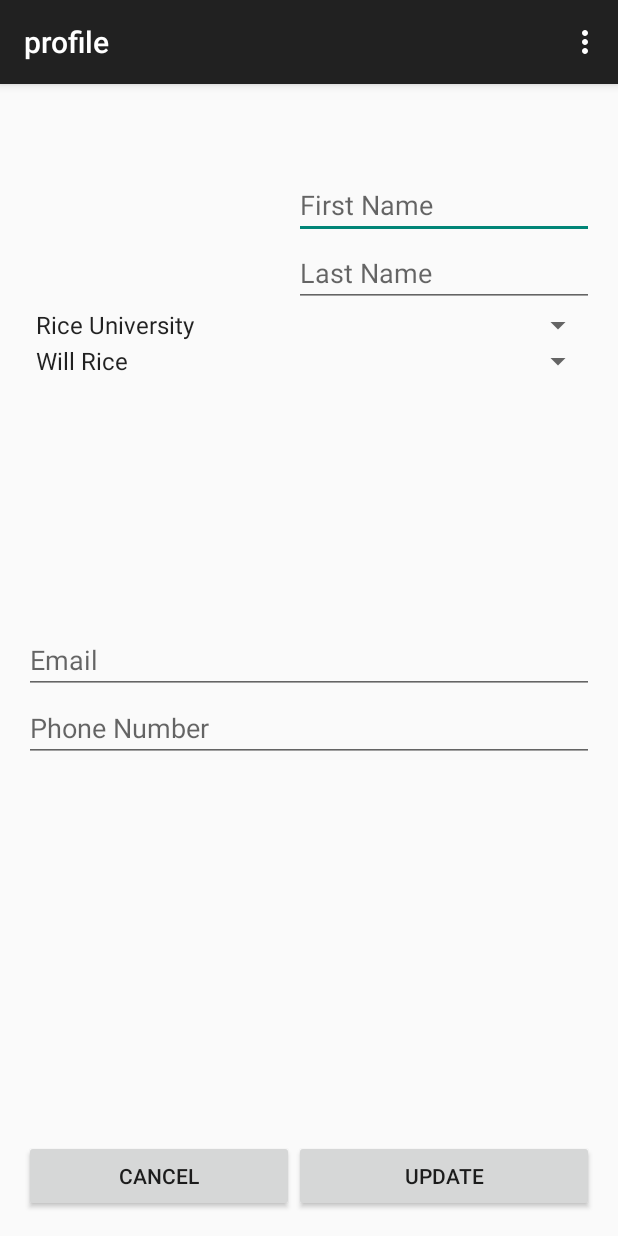
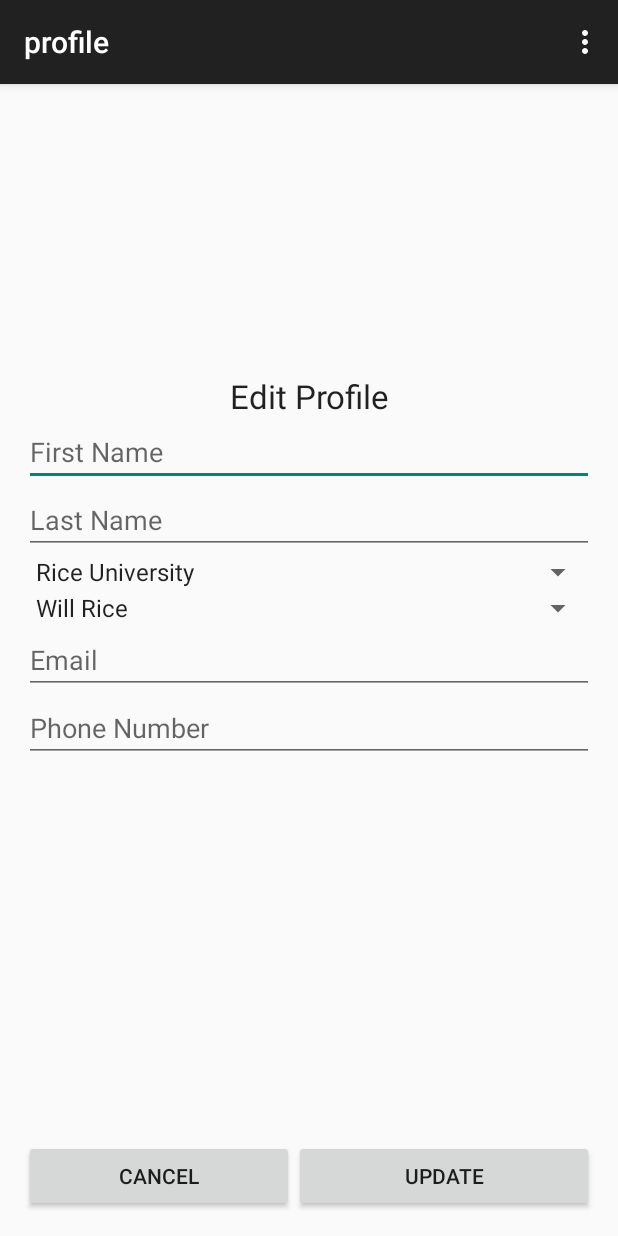
Before and after one commit to ase1/Missing-Sock, an Android app: the screen it shows after launch (profile), on a phone screen of 412 x 824 dp. Run offline under Robolectric (Android 15) with nearby library versions, the phone set to English and light mode, and no system bars.

Commit message:
more profile changes

```diff
--- a/MissingSocks/android/app/src/main/java/com/aelsey/missingsocks/profile.java
+++ b/MissingSocks/android/app/src/main/java/com/aelsey/missingsocks/profile.java
@@ -36,4 +36,6 @@ public class profile extends ActionBarActivity {
 
         return super.onOptionsItemSelected(item);
     }
+
+
 }
--- a/MissingSocks/android/app/src/main/res/layout/activity_profile.xml
+++ b/MissingSocks/android/app/src/main/res/layout/activity_profile.xml
@@ -8,39 +8,38 @@
     android:weightSum="2">
 
     <AutoCompleteTextView android:id="@+id/firstname"
-        android:layout_width="200sp"
+        android:layout_width="match_parent"
         android:layout_height="wrap_content"
         android:layout_weight="1"
         android:hint="First Name"
         android:inputType="textEmailAddress"
         android:maxLines="1"
         android:singleLine="true"
-        android:layout_marginTop="42dp"
-        android:layout_alignParentTop="true"
-        android:layout_alignLeft="@+id/lastname"
-        android:layout_alignStart="@+id/lastname" />
+        android:layout_above="@+id/lastname"
+        android:layout_alignParentRight="true"
+        android:layout_alignParentEnd="true" />
 
     <AutoCompleteTextView android:id="@+id/lastname"
-        android:layout_width="200sp"
+        android:layout_width="match_parent"
         android:layout_height="wrap_content"
         android:layout_weight="1"
         android:hint="Last Name"
         android:inputType="textEmailAddress"
         android:maxLines="1"
         android:singleLine="true"
-        android:layout_below="@+id/firstname"
-        android:layout_alignParentRight="true"
-        android:layout_alignParentEnd="true" />
+        android:layout_above="@+id/universities"
+        android:layout_alignRight="@+id/universities"
+        android:layout_alignEnd="@+id/universities" />
 
     <Spinner
         android:id="@+id/universities"
         android:layout_width="match_parent"
         android:layout_height="wrap_content"
-        android:layout_below="@+id/lastname"
-        android:layout_alignParentLeft="true"
-        android:layout_alignParentStart="true"
         android:entries="@array/universities"
-        android:prompt="@string/university"/>
+        android:prompt="@string/university"
+        android:layout_above="@+id/laundryrooms"
+        android:layout_alignParentRight="true"
+        android:layout_alignParentEnd="true" />
 
     <Spinner
         android:id="@+id/laundryrooms"
@@ -48,9 +47,9 @@
         android:layout_height="wrap_content"
         android:entries="@array/laundryroomtest"
         android:prompt="@string/laundryrooms"
-        android:layout_below="@+id/universities"
-        android:layout_alignParentRight="true"
-        android:layout_alignParentEnd="true" />
+        android:layout_above="@+id/email_profile"
+        android:layout_alignParentLeft="true"
+        android:layout_alignParentStart="true" />
 
     <AutoCompleteTextView
         android:layout_width="wrap_content"
@@ -79,28 +78,34 @@
         android:layout_alignParentEnd="true" />
 
     <Button
-        android:layout_width="0dp"
+        android:layout_width="200dp"
         android:layout_height="wrap_content"
-        android:layout_weight="1"
         android:text="Update"
         android:id="@+id/update_button"
         android:layout_alignParentBottom="true"
         android:layout_alignParentRight="true"
-        android:layout_alignParentEnd="true"
-        android:layout_toRightOf="@+id/cancel_button"
-        android:layout_toEndOf="@+id/cancel_button" />
+        android:layout_alignParentEnd="true" />
 
     <Button
-        android:layout_width="0dp"
+        android:layout_width="200dp"
         android:layout_height="wrap_content"
-        android:layout_weight="1"
         android:text="Cancel"
         android:id="@+id/cancel_button"
         android:layout_alignBottom="@+id/update_button"
         android:layout_alignParentLeft="true"
         android:layout_alignParentStart="true"
-        android:layout_toLeftOf="@+id/lastname"
-        android:layout_toStartOf="@+id/lastname" />
+        android:layout_toStartOf="@+id/update_button"
+        android:layout_toLeftOf="@+id/update_button" />
+
+    <TextView
+        android:layout_width="match_parent"
+        android:layout_height="wrap_content"
+        android:textAppearance="?android:attr/textAppearanceLarge"
+        android:text="Edit Profile"
+        android:gravity="center"
+        android:id="@+id/editprofile"
+        android:layout_above="@+id/firstname"
+        android:layout_centerHorizontal="true" />
 
 
 </RelativeLayout>
```
Also changed, not shown: MissingSocks/android/app/src/main/res/drawable/insert_pic_icon.png (added), MissingSocks/android/app/src/main/res/drawable/sock_logo.gif (renamed from MissingSocks/android/app/src/main/res/drawable-hdpi/sock_logo.gif).
